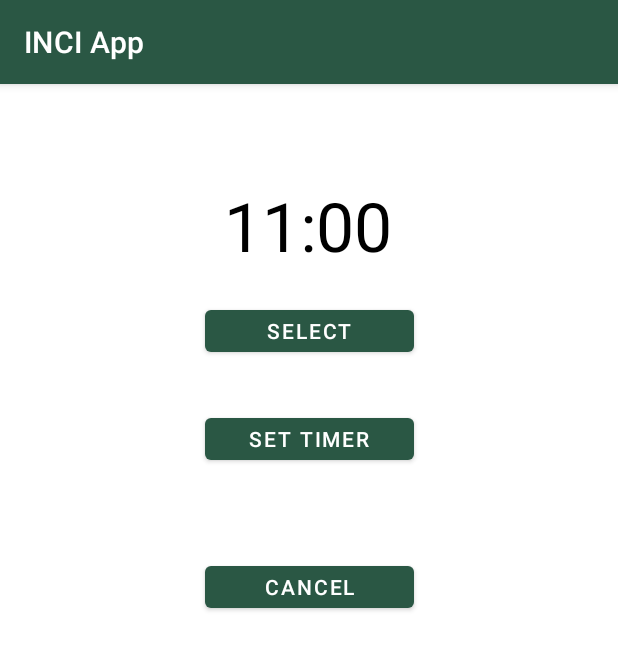
After one commit to pannaAdrianna/KotlinDB, an Android app: the NotificationMainActivity screen opened directly, with no data from a screen before it, on a phone screen of 412 x 824 dp. The commit adds this screen. Shown: the top 650 px of the screen. Run offline under Robolectric (Android 15) with nearby library versions, the phone set to English and light mode, and no system bars.

Commit message:
added spf notification

```diff
--- /dev/null
+++ b/app/src/main/java/edu/ib/kotlindb/activities/NotificationMainActivity.kt
@@ -0,0 +1,139 @@
+package edu.ib.kotlindb.activities
+
+import android.app.AlarmManager
+import android.app.NotificationChannel
+import android.app.NotificationManager
+import android.app.PendingIntent
+import android.content.Context
+import android.content.Intent
+import android.os.Build
+import android.os.Bundle
+import android.widget.Button
+import android.widget.TimePicker
+import android.widget.Toast
+import androidx.appcompat.app.AppCompatActivity
+import com.google.android.material.timepicker.MaterialTimePicker
+import com.google.android.material.timepicker.TimeFormat
+import edu.ib.kotlindb.AlarmReceiver
+import edu.ib.kotlindb.R
+import edu.ib.kotlindb.databinding.ActivityNotificationMainBinding
+import java.util.*
+
+
+class NotificationMainActivity : AppCompatActivity() {
+    private lateinit var binding: ActivityNotificationMainBinding
+    private lateinit var picker: MaterialTimePicker
+    private lateinit var calendar: Calendar
+    private lateinit var alarmManager: AlarmManager
+    private lateinit var pendingIntent: PendingIntent
+
+
+    override fun onCreate(savedInstanceState: Bundle?) {
+        super.onCreate(savedInstanceState)
+        binding = ActivityNotificationMainBinding.inflate(layoutInflater)
+        setContentView(binding.root)
+
+        createNotificationChannel()
+
+        binding.btnSelectTimer.setOnClickListener {
+            showPicker()
+        }
+        binding.btnSetTimer.setOnClickListener {
+            setAlarm()
+        }
+        binding.btnCancelTimer.setOnClickListener {
+
+            cancelAlarm()
+
+        }
+
+
+    }
+
+    private fun cancelAlarm() {
+
+        alarmManager = getSystemService(ALARM_SERVICE) as AlarmManager
+        val intent = Intent(this, AlarmReceiver::class.java)
+
+        pendingIntent = PendingIntent.getBroadcast(this, 0,intent,0)
+
+        alarmManager.cancel(pendingIntent)
+
+        Toast.makeText(this, "Alarm cancelled", Toast.LENGTH_LONG).show()
+
+
+    }
+
+    private fun showPicker() {
+        picker = MaterialTimePicker.Builder()
+            .setTimeFormat(TimeFormat.CLOCK_12H)
+            .setHour(12)
+            .setMinute(0)
+            .setTitleText("Select Time for SPF")
+            .build()
+
+        picker.show(supportFragmentManager, "INCI")
+
+        picker.addOnPositiveButtonClickListener {
+
+            if (picker.hour > 12) {
+                binding.selectedTime.text =
+                    String.format("%02d", picker.hour - 12) + " : " + String.format(
+                        "%02d",
+                        picker.minute
+                    ) + " PM"
+
+            } else {
+                binding.selectedTime.text =
+                    String.format("%02d", picker.hour) + " : " + String.format(
+                        "%02d",
+                        picker.minute
+                    ) + " AM"
+
+            }
+            // instance of calendar
+            calendar = Calendar.getInstance()
+            calendar[Calendar.HOUR_OF_DAY] = picker.hour
+            calendar[Calendar.MINUTE] = picker.minute
+            calendar[Calendar.SECOND] = 0
+            calendar[Calendar.MILLISECOND] = 0
+
+
+        }
+    }
+
+    private fun setAlarm() {
+
+        alarmManager = getSystemService(ALARM_SERVICE) as AlarmManager
+        val intent = Intent(this, AlarmReceiver::class.java)
+
+        pendingIntent = PendingIntent.getBroadcast(this, 0,intent,0)
+
+        alarmManager.setRepeating(
+
+            AlarmManager.RTC_WAKEUP,calendar.timeInMillis,
+            AlarmManager.INTERVAL_DAY,pendingIntent
+        )
+
+        Toast.makeText(this, "Alarm setted", Toast.LENGTH_SHORT).show()
+
+    }
+
+
+    private fun createNotificationChannel() {
+        if (Build.VERSION.SDK_INT >= Build.VERSION_CODES.O) {
+
+            val name: CharSequence = "AppChannel"
+            val description = "description"
+            val importance = NotificationManager.IMPORTANCE_HIGH
+            val channel = NotificationChannel("spf", name, importance)
+            channel.description = description
+            val notificationManager = getSystemService(NotificationManager::class.java)
+
+
+            notificationManager.createNotificationChannel(channel)
+        }
+    }
+
+
+}
--- a/app/src/main/java/edu/ib/kotlindb/database/BasicAdapter.kt
+++ b/app/src/main/java/edu/ib/kotlindb/database/BasicAdapter.kt
@@ -9,8 +9,6 @@ import androidx.core.content.ContextCompat
 import androidx.recyclerview.widget.RecyclerView
 import edu.ib.kotlindb.database.EmpModelClass
 import edu.ib.kotlindb.R
-import edu.ib.kotlindb.activities.ListActivity
-import edu.ib.kotlindb.activities.PersonalizedList
 import edu.ib.kotlindb.activities.TestList
 
 class BasicAdapter(val context: Context, val items: ArrayList<EmpModelClass>) :
--- /dev/null
+++ b/app/src/main/res/layout/activity_notification_main.xml
@@ -0,0 +1,55 @@
+<?xml version="1.0" encoding="utf-8"?>
+<androidx.constraintlayout.widget.ConstraintLayout xmlns:android="http://schemas.android.com/apk/res/android"
+    xmlns:app="http://schemas.android.com/apk/res-auto"
+    xmlns:tools="http://schemas.android.com/tools"
+    android:layout_width="match_parent"
+    android:layout_height="match_parent"
+    tools:context=".activities.NotificationMainActivity">
+
+    <TextView
+        android:id="@+id/selectedTime"
+        android:layout_width="wrap_content"
+        android:layout_height="wrap_content"
+        android:layout_marginTop="64dp"
+        android:text="11:00"
+        android:textColor="@color/black"
+        android:textSize="45sp"
+        android:typeface="normal"
+        app:layout_constraintEnd_toEndOf="parent"
+        app:layout_constraintHorizontal_bias="0.498"
+        app:layout_constraintStart_toStartOf="parent"
+        app:layout_constraintTop_toTopOf="parent" />
+
+    <Button
+        android:id="@+id/btnSetTimer"
+        android:layout_width="139dp"
+        android:layout_height="40dp"
+        android:layout_marginTop="32dp"
+        android:text="Set Timer"
+        app:layout_constraintEnd_toEndOf="parent"
+        app:layout_constraintStart_toStartOf="parent"
+        app:layout_constraintTop_toBottomOf="@+id/btnSelectTimer" />
+
+    <Button
+        android:id="@+id/btnSelectTimer"
+        android:layout_width="139dp"
+        android:layout_height="40dp"
+        android:layout_marginTop="20dp"
+        android:text="Select Timer"
+        app:layout_constraintEnd_toEndOf="parent"
+        app:layout_constraintStart_toStartOf="parent"
+        app:layout_constraintTop_toBottomOf="@+id/selectedTime" />
+
+    <Button
+        android:id="@+id/btnCancelTimer"
+        android:layout_width="139dp"
+        android:layout_height="40dp"
+        android:text="Cancel Timer"
+        app:layout_constraintBottom_toBottomOf="parent"
+        app:layout_constraintEnd_toEndOf="parent"
+        app:layout_constraintStart_toStartOf="parent"
+        app:layout_constraintTop_toBottomOf="@+id/btnSetTimer"
+        app:layout_constraintVertical_bias="0.124" />
+
+
+</androidx.constraintlayout.widget.ConstraintLayout>
```
Also changed, not shown: app/build.gradle (+12 -0 lines), app/src/main/AndroidManifest.xml (+6 -2 lines), app/src/main/java/edu/ib/kotlindb/AlarmReceiver.kt (added, +37 -0 lines), app/src/main/java/edu/ib/kotlindb/activities/DestinationActivity.kt (added, +12 -0 lines), app/src/main/java/edu/ib/kotlindb/activities/ListActivity.kt (deleted, +0 -206 lines), app/src/main/java/edu/ib/kotlindb/database/ItemAdapter.kt (+1 -6 lines), app/src/main/java/edu/ib/kotlindb/userInfo/AccountDashboard.kt (+21 -0 lines), app/src/main/res/drawable/ic_snooze.xml (added, +10 -0 lines), app/src/main/res/drawable/ic_sun.xml (added, +10 -0 lines), app/src/main/res/layout/activity_account_dashboard.xml (+28 -3 lines), app/src/main/res/layout/activity_destination.xml (added, +9 -0 lines), 1 other file.
